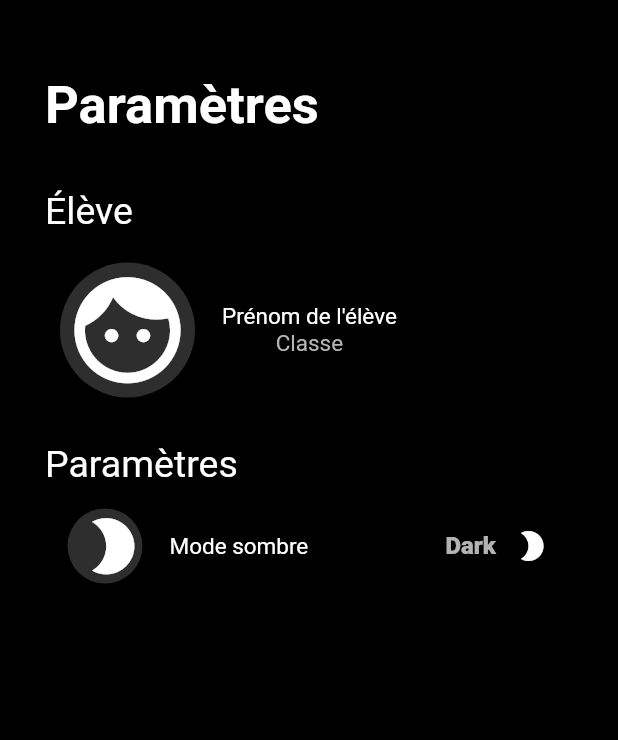
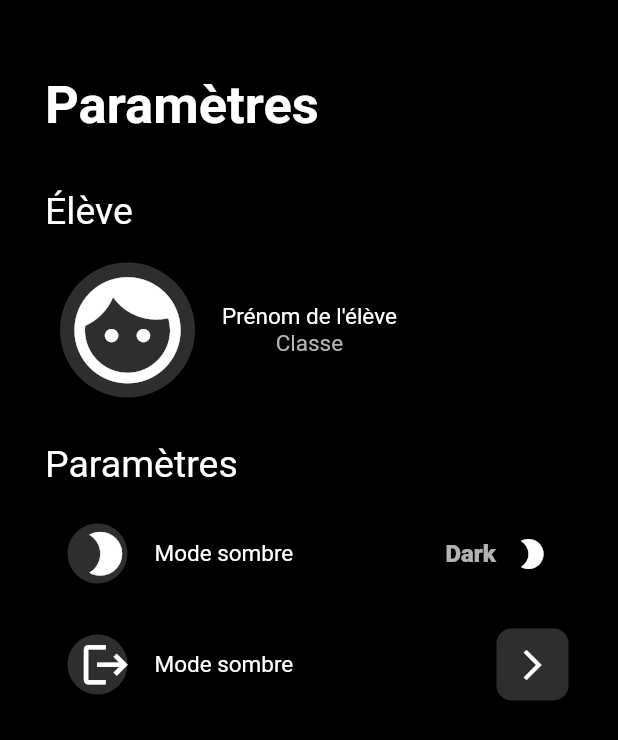
Before and after one commit to Volnetiks/Notes-BAC, a Flutter app: the SettingsScreen screen opened directly, on a phone screen of 412 x 824 dp. Shown: the top 740 px of the screen. Run offline on Flutter 3.47's test engine with Material 2 defaults, Android fonts, the phone set to English and light mode, and no system bars; our stand-ins replace adaptive_theme, device_info, fl_chart, html_unescape, percent_indicator, sentry_flutter and 1 more; accounts and stored records are empty; Roboto replaces fonts that are missing (SFUI).

Commit message:
Added log out setting

```diff
--- a/lib/screens/settings_screen.dart
+++ b/lib/screens/settings_screen.dart
@@ -1,7 +1,6 @@
-import 'package:adaptive_theme/adaptive_theme.dart';
 import 'package:bac_note/extensions/string.dart';
-import 'package:bac_note/widgets/custom_switch.dart';
-import 'package:bac_note/widgets/settings_item.dart';
+import 'package:bac_note/widgets/settings/logout_settings.dart';
+import 'package:bac_note/widgets/settings/theme_settings.dart';
 import 'package:flutter/material.dart';
 import 'package:flutter/services.dart';
 
@@ -33,10 +32,10 @@ class _SettingsScreenState extends State<SettingsScreen> {
         child: Column(
           crossAxisAlignment: CrossAxisAlignment.start,
           children: [
-            SizedBox(
+            const SizedBox(
               height: 50,
             ),
-            Text("Paramètres",
+            const Text("Paramètres",
                 style: TextStyle(fontSize: 35, fontWeight: FontWeight.bold)),
             const SizedBox(
               height: 35,
@@ -74,44 +73,15 @@ class _SettingsScreenState extends State<SettingsScreen> {
               height: 30,
             ),
             const Text("Paramètres", style: TextStyle(fontSize: 25)),
-            const SettingsItem()
+            const SizedBox(
+              height: 10,
+            ),
+            const ThemeSettingsItem(),
+            const LogOutSettingsItem(),
           ],
         ),
       ),
     ));
-
-    // return Scaffold(
-    //   body: Container(
-    //     color: Theme.of(context).unselectedWidgetColor,
-    //     child: Center(
-    //       child: Column(
-    //         mainAxisAlignment: MainAxisAlignment.center,
-    //         children: [
-    //           CustomSwitch(
-    //             activeColor: Colors.black,
-    //             inactiveColor: Colors.white,
-    //             inactiveTextColor: Colors.black,
-    //             offIcon: const Icon(Icons.light_mode, color: Colors.black),
-    //             onIcon: const Icon(Icons.mode_night, color: Colors.white),
-    //             onCircleColor: Colors.black,
-    //             offCircleColor: Colors.transparent,
-    //             activeText: "Dark",
-    //             inactiveText: "Light",
-    //             value: value,
-    //             onChanged: (bool value) {
-    //               final mode = AdaptiveTheme.of(context).mode;
-    //               if (mode == AdaptiveThemeMode.light) {
-    //                 AdaptiveTheme.of(context).setDark();
-    //               } else {
-    //                 AdaptiveTheme.of(context).setLight();
-    //               }
-    //             },
-    //           ),
-    //         ],
-    //       ),
-    //     ),
-    //   ),
-    // );
   }
 
   Future<void> getStudentNameWithClass() async {
--- /dev/null
+++ b/lib/widgets/settings/logout_settings.dart
@@ -0,0 +1,63 @@
+import 'package:bac_note/screens/login_screen.dart';
+import 'package:flutter/material.dart';
+import 'package:shared_preferences/shared_preferences.dart';
+
+class LogOutSettingsItem extends StatefulWidget {
+  const LogOutSettingsItem({Key? key}) : super(key: key);
+
+  @override
+  _LogOutSettingsItemState createState() => _LogOutSettingsItemState();
+}
+
+class _LogOutSettingsItemState extends State<LogOutSettingsItem> {
+  @override
+  Widget build(BuildContext context) {
+    return AnimatedContainer(
+        duration: const Duration(milliseconds: 1500),
+        padding: const EdgeInsets.all(15),
+        child: Row(
+          mainAxisSize: MainAxisSize.max,
+          mainAxisAlignment: MainAxisAlignment.start,
+          children: [
+            Container(
+              width: 40,
+              height: 40,
+              decoration: BoxDecoration(
+                  shape: BoxShape.circle,
+                  color: Theme.of(context).unselectedWidgetColor),
+              child: Padding(
+                padding: const EdgeInsets.only(left: 8.0),
+                child: Icon(Icons.logout,
+                    color: Theme.of(context).primaryColor, size: 35),
+              ),
+            ),
+            const SizedBox(width: 18),
+            const Text("Mode sombre", style: TextStyle(fontSize: 15)),
+            const Spacer(),
+            Padding(
+              padding: const EdgeInsets.only(right: 18.0),
+              child: Container(
+                decoration: BoxDecoration(
+                    color: Theme.of(context).unselectedWidgetColor,
+                    borderRadius: BorderRadius.circular(10)),
+                child: IconButton(
+                  icon: const Icon(Icons.arrow_forward_ios),
+                  onPressed: () async {
+                    SharedPreferences sharedPreferences =
+                        await SharedPreferences.getInstance();
+                    if (sharedPreferences.containsKey("username")) {
+                      sharedPreferences.remove("username");
+                      sharedPreferences.remove("password");
+                    }
+                    Navigator.of(context).pushAndRemoveUntil(
+                        MaterialPageRoute(
+                            builder: (context) => const LoginPage()),
+                        (Route<dynamic> route) => false);
+                  },
+                ),
+              ),
+            )
+          ],
+        ));
+  }
+}
--- a/lib/widgets/settings_item.dart
+++ b/lib/widgets/settings/theme_settings.dart
@@ -1,24 +1,18 @@
 import 'package:adaptive_theme/adaptive_theme.dart';
 import 'package:flutter/material.dart';
-import 'package:intl/date_symbol_data_local.dart';
-import 'package:intl/intl.dart';
-import 'package:percent_indicator/percent_indicator.dart';
 
-import 'package:bac_note/extensions/string.dart';
-import 'package:bac_note/models/note.dart';
+import '../custom_switch.dart';
 
-import 'custom_switch.dart';
-
-class SettingsItem extends StatefulWidget {
-  const SettingsItem({
+class ThemeSettingsItem extends StatefulWidget {
+  const ThemeSettingsItem({
     Key? key,
   }) : super(key: key);
 
   @override
-  _SettingsItemState createState() => _SettingsItemState();
+  _ThemeSettingsItemState createState() => _ThemeSettingsItemState();
 }
 
-class _SettingsItemState extends State<SettingsItem> {
+class _ThemeSettingsItemState extends State<ThemeSettingsItem> {
   @override
   Widget build(BuildContext context) {
     bool value = AdaptiveTheme.of(context).mode == AdaptiveThemeMode.dark;
@@ -31,22 +25,22 @@ class _SettingsItemState extends State<SettingsItem> {
           mainAxisAlignment: MainAxisAlignment.start,
           children: [
             Container(
-              width: 50,
-              height: 50,
+              width: 40,
+              height: 40,
               decoration: BoxDecoration(
                   shape: BoxShape.circle,
                   color: Theme.of(context).unselectedWidgetColor),
               child: Padding(
                 padding: const EdgeInsets.only(left: 8.0),
                 child: Icon(Icons.mode_night,
-                    color: Theme.of(context).primaryColor, size: 45),
+                    color: Theme.of(context).primaryColor, size: 35),
               ),
             ),
             const SizedBox(width: 18),
             const Text("Mode sombre", style: TextStyle(fontSize: 15)),
             const Spacer(),
             Padding(
-              padding: EdgeInsets.only(right: 18.0),
+              padding: const EdgeInsets.only(right: 18.0),
               child: CustomSwitch(
                 activeColor: Colors.black,
                 inactiveColor: Colors.white,
```
